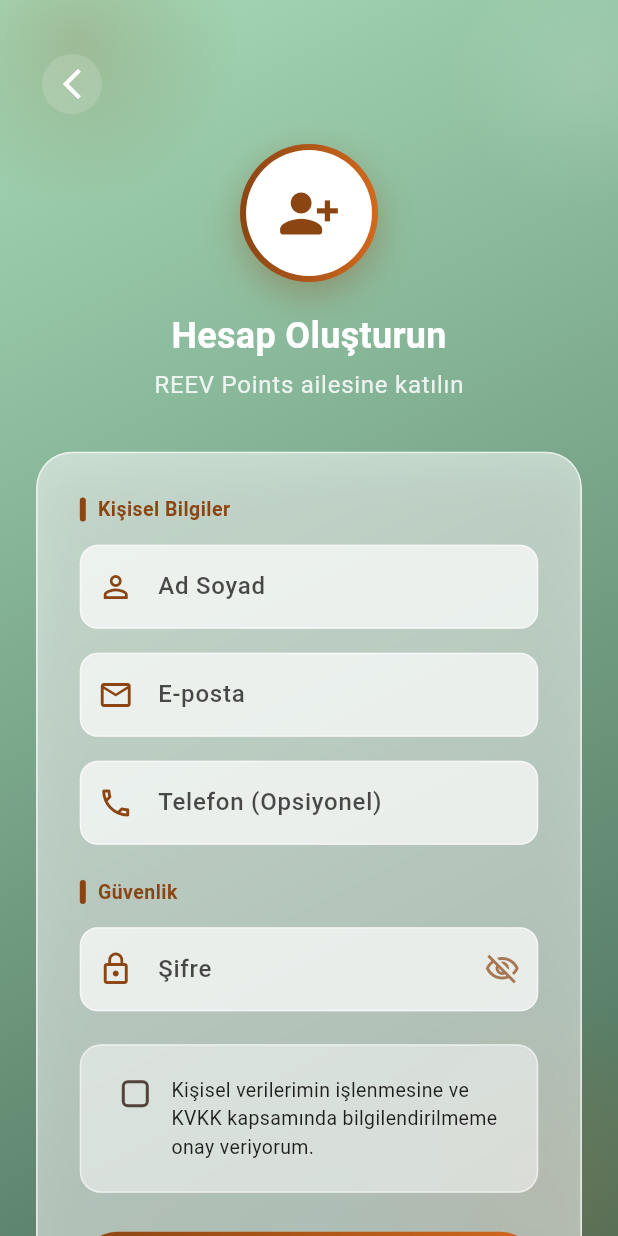
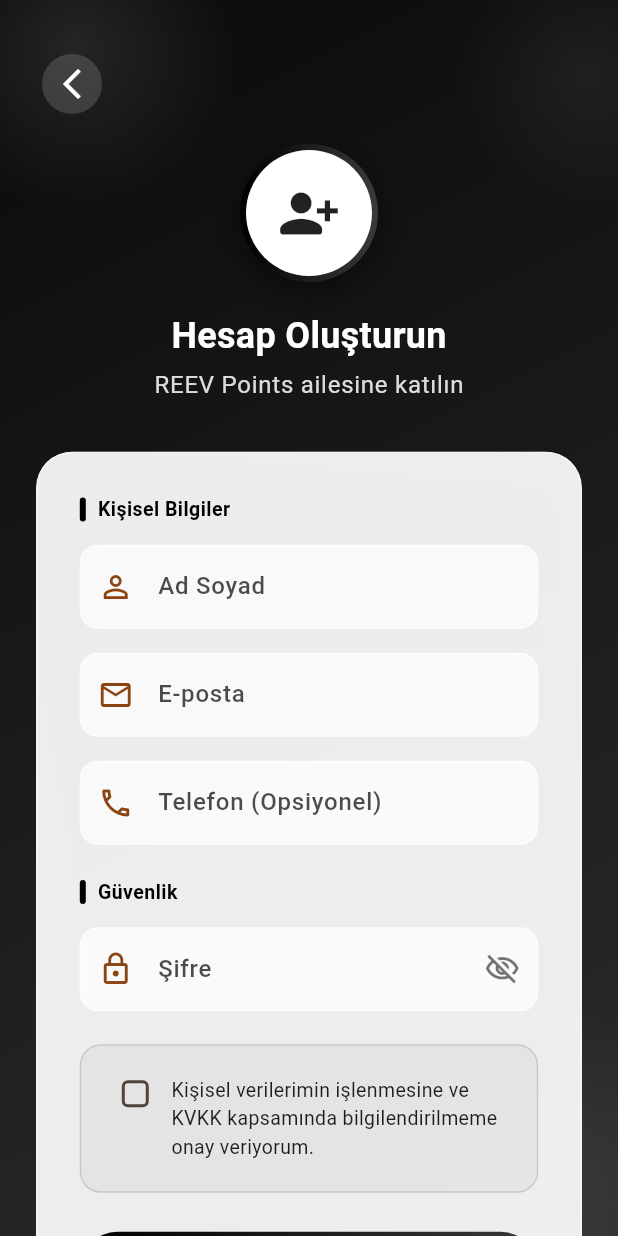
Before and after one commit to denpinbilisim-ui/reevpnew, a Flutter app: the RegisterScreen screen opened by its route, on a phone screen of 412 x 824 dp. Run offline on Flutter 3.47's test engine with Material 3 defaults, Android fonts, the phone set to English and light mode, and no system bars; our stand-ins replace firebase_core, qr_flutter, shared_preferences; accounts and stored records are empty; network calls fail; Roboto replaces fonts that are missing (Segoe UI).

Commit message:
Switch login/register screens to monochrome black & white palette

```diff
--- a/lib/screens/login_screen.dart
+++ b/lib/screens/login_screen.dart
@@ -5,7 +5,6 @@
 import 'package:provider/provider.dart';
 import '../services/auth_service.dart';
 import '../utils/app_constants.dart';
-import '../utils/app_theme.dart';
 import '../widgets/custom_text_field.dart';
 import '../widgets/custom_button.dart';
 import '../widgets/auth_background.dart';
@@ -135,11 +134,11 @@
                           decoration: BoxDecoration(
                             shape: BoxShape.circle,
                             gradient: const LinearGradient(
-                              colors: [AppTheme.primaryColor, AppTheme.secondaryColor],
+                              colors: [Colors.black, Color(0xFF3A3A3A)],
                             ),
                             boxShadow: [
                               BoxShadow(
-                                color: AppTheme.primaryColor.withOpacity(0.35),
+                                color: Colors.black.withOpacity(0.45),
                                 blurRadius: 24,
                                 offset: const Offset(0, 10),
                               ),
@@ -167,7 +166,7 @@
                                             return const Icon(
                                               Icons.local_cafe,
                                               size: 52,
-                                              color: AppTheme.primaryColor,
+                                              color: Colors.black87,
                                             );
                                           },
                                         );
@@ -182,7 +181,7 @@
                                         return const Icon(
                                           Icons.local_cafe,
                                           size: 52,
-                                          color: AppTheme.primaryColor,
+                                          color: Colors.black87,
                                         );
                                       },
                                     ),
@@ -226,7 +225,7 @@
                           Text(
                             'Giriş Yap',
                             style: Theme.of(context).textTheme.titleLarge?.copyWith(
-                                  color: AppTheme.primaryColor,
+                                  color: Colors.black,
                                   fontWeight: FontWeight.w700,
                                 ),
                           ),
@@ -259,7 +258,7 @@
                             suffixIcon: IconButton(
                               icon: Icon(
                                 _obscurePassword ? Icons.visibility_off_outlined : Icons.visibility_outlined,
-                                color: AppTheme.primaryColor.withOpacity(0.7),
+                                color: Colors.black54,
                               ),
                               onPressed: () {
                                 setState(() => _obscurePassword = !_obscurePassword);
@@ -285,7 +284,7 @@
                               child: const Text(
                                 'Şifremi Unuttum',
                                 style: TextStyle(
-                                  color: AppTheme.primaryColor,
+                                  color: Colors.black87,
                                   fontWeight: FontWeight.w600,
                                   fontSize: 13,
                                 ),
@@ -300,13 +299,14 @@
                             icon: Icons.login_rounded,
                             onPressed: _isLoading ? null : _login,
                             isLoading: _isLoading,
+                            gradientColors: const [Colors.black, Color(0xFF3A3A3A)],
                           ),
 
                           const SizedBox(height: 20),
 
                           Row(
                             children: [
-                              Expanded(child: Divider(color: AppTheme.cardBorder)),
+                              Expanded(child: Divider(color: Colors.black12)),
                               Padding(
                                 padding: const EdgeInsets.symmetric(horizontal: 12),
                                 child: Text(
@@ -314,7 +314,7 @@
                                   style: TextStyle(color: Colors.black.withOpacity(0.4), fontSize: 12),
                                 ),
                               ),
-                              Expanded(child: Divider(color: AppTheme.cardBorder)),
+                              Expanded(child: Divider(color: Colors.black12)),
                             ],
                           ),
 
@@ -332,7 +332,7 @@
                                     TextSpan(
                                       text: 'Kayıt Olun',
                                       style: TextStyle(
-                                        color: AppTheme.primaryColor,
+                                        color: Colors.black,
                                         fontWeight: FontWeight.w700,
                                       ),
                                     ),
--- a/lib/screens/register_screen.dart
+++ b/lib/screens/register_screen.dart
@@ -1,7 +1,6 @@
 import 'package:flutter/material.dart';
 import 'package:provider/provider.dart';
 import '../services/auth_service.dart';
-import '../utils/app_theme.dart';
 import '../widgets/custom_text_field.dart';
 import '../widgets/custom_button.dart';
 import '../widgets/auth_background.dart';
@@ -151,11 +150,11 @@
                           decoration: BoxDecoration(
                             shape: BoxShape.circle,
                             gradient: const LinearGradient(
-                              colors: [AppTheme.primaryColor, AppTheme.secondaryColor],
+                              colors: [Colors.black, Color(0xFF3A3A3A)],
                             ),
                             boxShadow: [
                               BoxShadow(
-                                color: AppTheme.primaryColor.withOpacity(0.35),
+                                color: Colors.black.withOpacity(0.45),
                                 blurRadius: 20,
                                 offset: const Offset(0, 8),
                               ),
@@ -169,7 +168,7 @@
                             child: const Icon(
                               Icons.person_add_alt_1_rounded,
                               size: 42,
-                              color: AppTheme.primaryColor,
+                              color: Colors.black87,
                             ),
                           ),
                         ),
@@ -261,7 +260,7 @@
                             suffixIcon: IconButton(
                               icon: Icon(
                                 _obscurePassword ? Icons.visibility_off_outlined : Icons.visibility_outlined,
-                                color: AppTheme.primaryColor.withOpacity(0.7),
+                                color: Colors.black54,
                               ),
                               onPressed: () {
                                 setState(() => _obscurePassword = !_obscurePassword);
@@ -284,9 +283,9 @@
                           Container(
                             padding: const EdgeInsets.symmetric(horizontal: 12, vertical: 8),
                             decoration: BoxDecoration(
-                              color: Colors.white.withOpacity(0.5),
+                              color: Colors.black.withOpacity(0.04),
                               borderRadius: BorderRadius.circular(14),
-                              border: Border.all(color: AppTheme.cardBorder),
+                              border: Border.all(color: Colors.black12),
                             ),
                             child: Row(
                               crossAxisAlignment: CrossAxisAlignment.start,
@@ -296,7 +295,7 @@
                                   onChanged: (value) {
                                     setState(() => _consentGiven = value ?? false);
                                   },
-                                  activeColor: AppTheme.primaryColor,
+                                  activeColor: Colors.black,
                                   shape: RoundedRectangleBorder(
                                     borderRadius: BorderRadius.circular(4),
                                   ),
@@ -329,6 +328,7 @@
                             icon: Icons.person_add_alt_1_rounded,
                             onPressed: _isLoading ? null : _register,
                             isLoading: _isLoading,
+                            gradientColors: const [Colors.black, Color(0xFF3A3A3A)],
                           ),
 
                           const SizedBox(height: 18),
@@ -345,7 +345,7 @@
                                     TextSpan(
                                       text: 'Giriş Yapın',
                                       style: TextStyle(
-                                        color: AppTheme.primaryColor,
+                                        color: Colors.black,
                                         fontWeight: FontWeight.w700,
                                       ),
                                     ),
@@ -383,7 +383,7 @@
           width: 4,
           height: 16,
           decoration: BoxDecoration(
-            color: AppTheme.primaryColor,
+            color: Colors.black,
             borderRadius: BorderRadius.circular(2),
           ),
         ),
@@ -391,7 +391,7 @@
         Text(
           text,
           style: const TextStyle(
-            color: AppTheme.primaryColor,
+            color: Colors.black,
             fontWeight: FontWeight.w700,
             fontSize: 13,
             letterSpacing: 0.3,
--- a/lib/widgets/auth_background.dart
+++ b/lib/widgets/auth_background.dart
@@ -1,9 +1,8 @@
 import 'package:flutter/material.dart';
-import '../utils/app_theme.dart';
 
-/// Kayıt / Giriş ekranları için ortak, profesyonel görünümlü arka plan.
-/// Ana degrade üzerine yumuşak, bulanık dekoratif daireler ekler
-/// (web sürümündeki radial-gradient efektine benzer).
+/// Kayıt / Giriş ekranları için ortak, profesyonel, siyah-beyaz (monokrom)
+/// görünümlü arka plan. Ana degrade üzerine yumuşak, bulanık dekoratif
+/// daireler ekler.
 class AuthBackground extends StatelessWidget {
   final Widget child;
 
@@ -12,26 +11,32 @@
   @override
   Widget build(BuildContext context) {
     return Container(
-      decoration: AppTheme.backgroundDecoration,
+      decoration: const BoxDecoration(
+        gradient: LinearGradient(
+          begin: Alignment.topLeft,
+          end: Alignment.bottomRight,
+          colors: [Color(0xFF0A0A0A), Color(0xFF2B2B2B)],
+        ),
+      ),
       child: Stack(
         children: [
           // Sol üst dekoratif daire
           Positioned(
             top: -80,
             left: -60,
-            child: _blurCircle(220, AppTheme.primaryColor.withOpacity(0.18)),
+            child: _blurCircle(220, Colors.white.withOpacity(0.10)),
           ),
           // Sağ üst dekoratif daire
           Positioned(
             top: -40,
             right: -70,
-            child: _blurCircle(180, Colors.white.withOpacity(0.12)),
+            child: _blurCircle(180, Colors.white.withOpacity(0.06)),
           ),
           // Sağ alt dekoratif daire
           Positioned(
             bottom: -100,
             right: -80,
-            child: _blurCircle(260, AppTheme.secondaryColor.withOpacity(0.16)),
+            child: _blurCircle(260, Colors.white.withOpacity(0.08)),
           ),
           // İçerik
           child,
--- a/lib/widgets/custom_button.dart
+++ b/lib/widgets/custom_button.dart
@@ -10,6 +10,7 @@
   final Color? textColor;
   final double? width;
   final double? height;
+  final List<Color>? gradientColors;
 
   const CustomButton({
     super.key,
@@ -21,6 +22,7 @@
     this.textColor,
     this.width,
     this.height,
+    this.gradientColors,
   });
 
   @override
@@ -28,7 +30,16 @@
     return Container(
       width: width ?? double.infinity,
       height: height ?? 50,
-      decoration: AppTheme.buttonGradient,
+      decoration: gradientColors != null
+          ? BoxDecoration(
+              gradient: LinearGradient(
+                begin: Alignment.topLeft,
+                end: Alignment.bottomRight,
+                colors: gradientColors!,
+              ),
+              borderRadius: const BorderRadius.all(Radius.circular(25)),
+            )
+          : AppTheme.buttonGradient,
       child: ElevatedButton(
         onPressed: isLoading ? null : onPressed,
         style: ElevatedButton.styleFrom(
--- a/lib/widgets/glass_card.dart
+++ b/lib/widgets/glass_card.dart
@@ -24,17 +24,17 @@
         child: Container(
           padding: padding,
           decoration: BoxDecoration(
-            color: Colors.white.withOpacity(0.55),
+            color: Colors.white.withOpacity(0.92),
             borderRadius: BorderRadius.circular(borderRadius),
             border: Border.all(
-              color: Colors.white.withOpacity(0.6),
+              color: Colors.white.withOpacity(0.4),
               width: 1.2,
             ),
             boxShadow: [
               BoxShadow(
-                color: Colors.black.withOpacity(0.12),
-                blurRadius: 24,
-                offset: const Offset(0, 12),
+                color: Colors.black.withOpacity(0.35),
+                blurRadius: 30,
+                offset: const Offset(0, 14),
               ),
             ],
           ),
```
